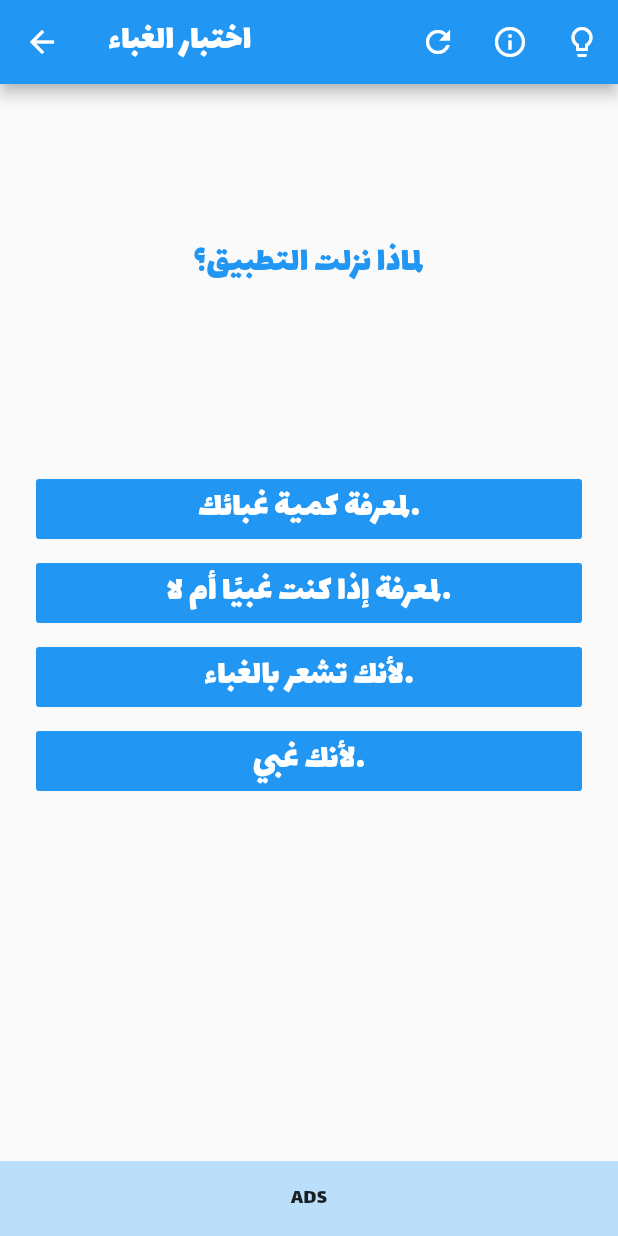
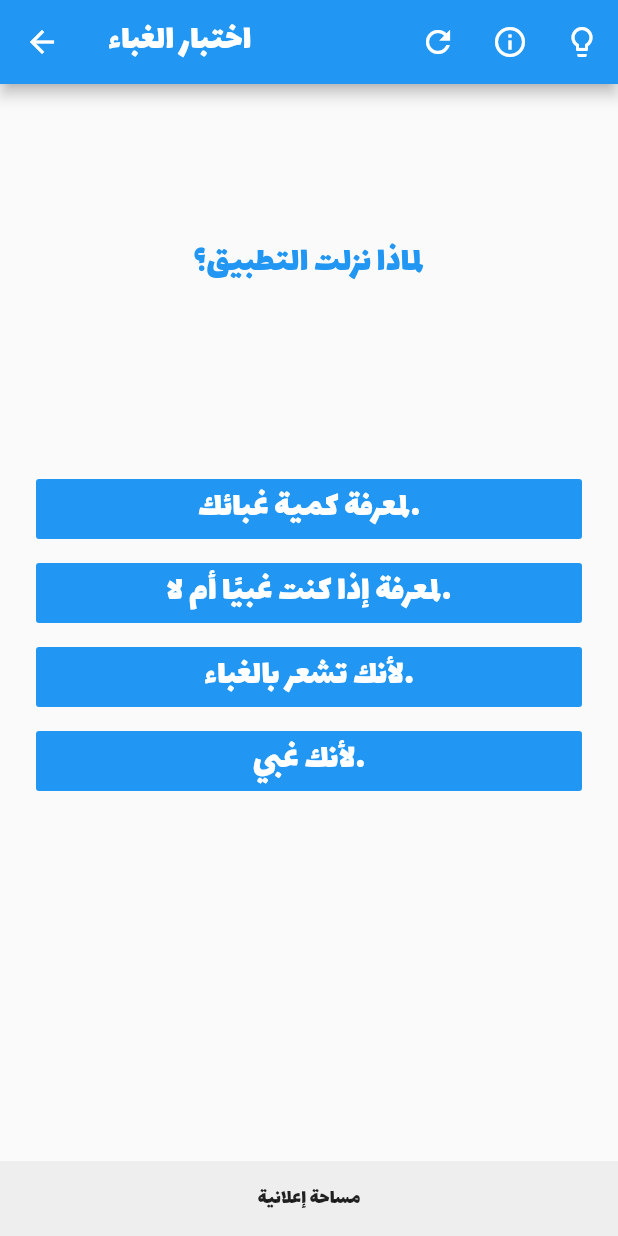
Before and after one commit to IbrahimAlatoom/stupid_test, a Flutter app: the QuizPage screen opened by its route, on a phone screen of 412 x 824 dp. Run offline on Flutter 3.47's test engine with Material 2 defaults, Android fonts, the phone set to English and light mode, and no system bars; our stand-ins replace rflutter_alert; missing offline and left inert: firebase_admob; accounts and stored records are empty.

Commit message:
add banner ad at the bottom of quiz page

```diff
--- a/lib/quiz_page.dart
+++ b/lib/quiz_page.dart
@@ -1,3 +1,4 @@
+import 'package:firebase_admob/firebase_admob.dart';
 import 'package:flutter/material.dart';
 import 'package:rflutter_alert/rflutter_alert.dart';
 
@@ -18,7 +19,6 @@ class _QuizPageState extends State<QuizPage> {
   List<Widget> scoreKeeper = [];
 
   QuizAccount quizbank = QuizAccount();
-  @override
   void check() {
     if (quizbank.Check()) {
       Alert(
@@ -50,6 +50,14 @@ class _QuizPageState extends State<QuizPage> {
   }
 
   Widget build(BuildContext context) {
+    FirebaseAdMob.instance
+        .initialize(appId: 'ca-app-pub-9769401692194876/4703590906')
+        .then((response) {
+      myBanner
+        ..load()
+        ..show(anchorOffset: 0, anchorType: AnchorType.bottom);
+    });
+
     return Scaffold(
       appBar: AppBar(
         actions: <Widget>[
@@ -128,9 +136,9 @@ class _QuizPageState extends State<QuizPage> {
             //TODO::Put here an ads from google ads
             width: double.infinity,
             height: 50,
-            color: Colors.blue[100],
+            color: Colors.grey[200],
             child: Center(
-              child: Text('ADS'),
+              child: Text('مساحة إعلانية'),
             ),
           )
         ],
@@ -158,3 +166,27 @@ class _QuizPageState extends State<QuizPage> {
     );
   }
 }
+
+//ads
+MobileAdTargetingInfo targetingInfo = MobileAdTargetingInfo(
+  keywords: <String>['flutterio', 'beautiful apps'],
+  contentUrl: 'https://flutter.io',
+  birthday: DateTime.now(),
+  childDirected: false,
+  designedForFamilies: false,
+  gender:
+      MobileAdGender.male, // or MobileAdGender.female, MobileAdGender.unknown
+  testDevices: <String>[], // Android emulators are considered test devices
+);
+
+BannerAd myBanner = BannerAd(
+  // Replace the testAdUnitId with an ad unit id from the AdMob dash.
+  // https://developers.google.com/admob/android/test-ads
+  // https://developers.google.com/admob/ios/test-ads
+  adUnitId: BannerAd.testAdUnitId,
+  size: AdSize.smartBanner,
+  targetingInfo: targetingInfo,
+  listener: (MobileAdEvent event) {
+    print("BannerAd event is $event");
+  },
+);
```
Also changed, not shown: pubspec.yaml (+2 -42 lines), pubspec.lock, 1 other file.
